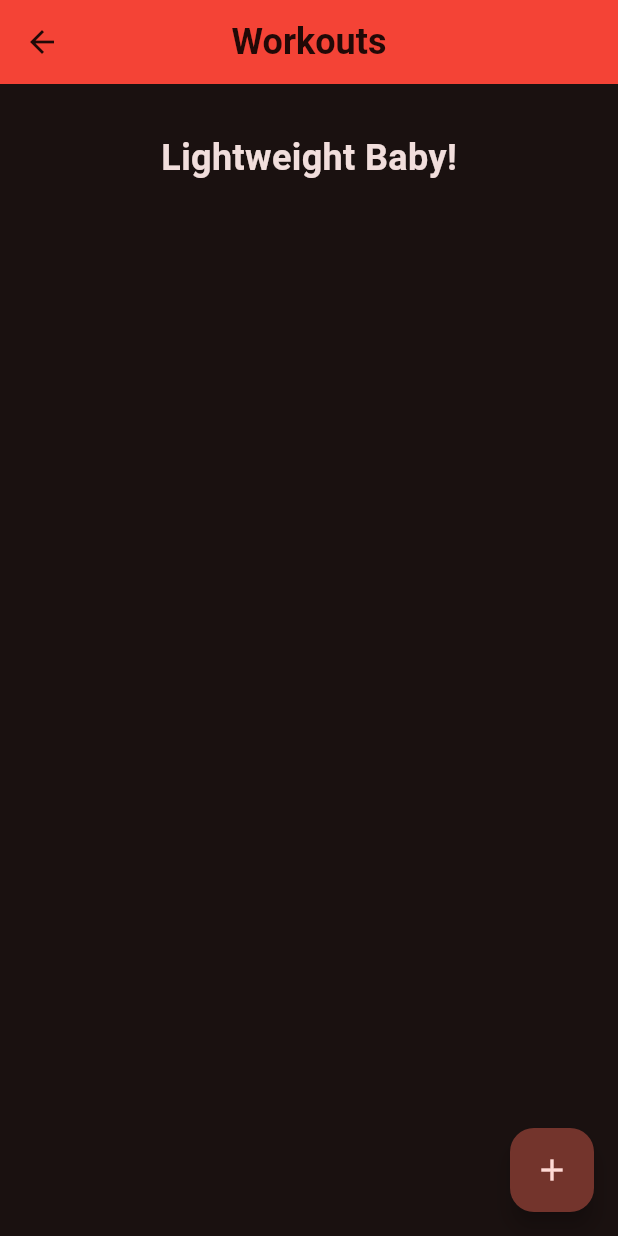
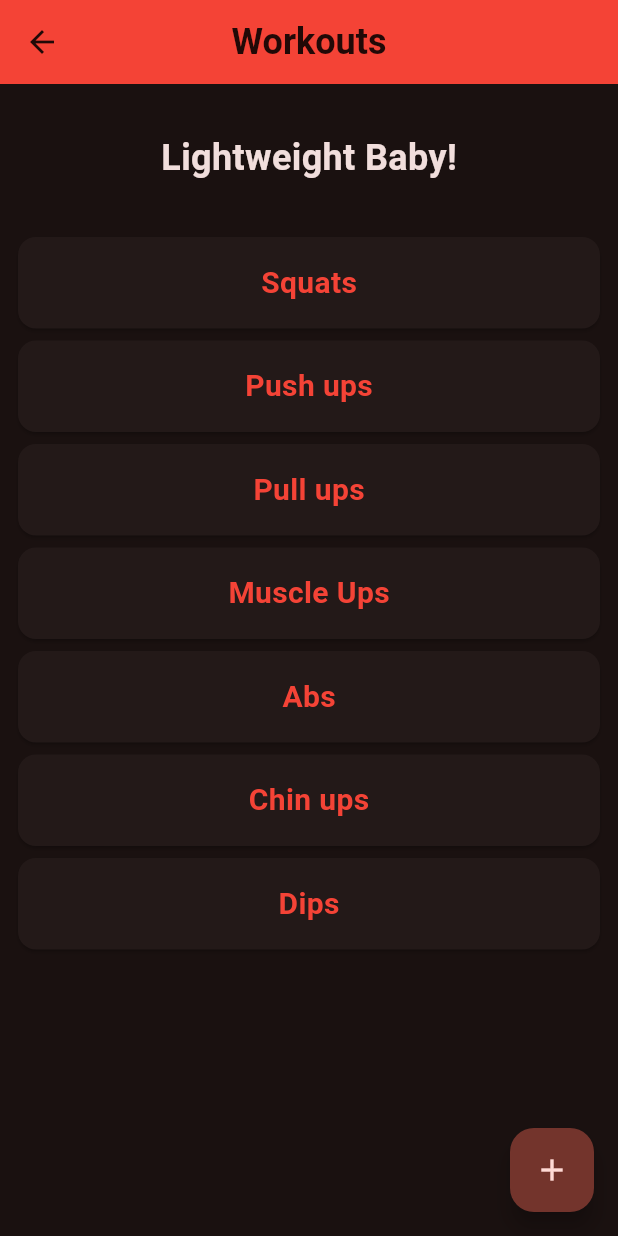
Before and after one commit to StevePires/rc_workouts, a Flutter app: the HomePage screen opened by its route, after a tap on "Workouts", on a phone screen of 412 x 824 dp. Run offline on Flutter 3.47's test engine with Material 3 defaults, Android fonts, the phone set to English and light mode, and no system bars; our stand-ins replace skeletonizer, table_calendar, video_player.

Commit message:
✨ Upgrade + Workout History, Portrait on fs back

```diff
--- a/lib/pages/home_page.dart
+++ b/lib/pages/home_page.dart
@@ -45,6 +45,11 @@ class _HomePageState extends State<HomePage> {
                   icon: Icons.military_tech,
                   routeName: MainRoutes.sallyUp,
                 ),
+                HomeCard(
+                  title: 'My History',
+                  icon: Icons.calendar_today,
+                  routeName: MainRoutes.calendar,
+                ),
               ],
             ),
           ),
--- a/lib/pages/workouts_page.dart
+++ b/lib/pages/workouts_page.dart
@@ -1,5 +1,6 @@
 import 'package:flutter/material.dart';
 import 'package:rc_workouts/widgets/my_app_bar.dart';
+import 'package:rc_workouts/widgets/workout_card.dart';
 
 class WorkoutsPage extends StatefulWidget {
   const WorkoutsPage({super.key});
@@ -46,31 +47,19 @@ class _WorkoutsPageState extends State<WorkoutsPage> {
   }
 
   List<Widget> getWorkouts() {
-    return <Widget>[
-      // const WorkoutCard(
-      //   title: 'Workout 1',
-      //   duration: Duration(minutes: 1),
-      // ),
-      // const SizedBox(height: 8),
-      // const WorkoutCard(
-      //   title: 'Workout 2',
-      //   duration: Duration(minutes: 1, seconds: 30),
-      // ),
-      // const SizedBox(height: 8),
-      // const WorkoutCard(
-      //   title: 'Workout 3',
-      //   duration: Duration(minutes: 2),
-      // ),
-      // const SizedBox(height: 8),
-      // const WorkoutCard(
-      //   title: 'Workout 4',
-      //   duration: Duration(minutes: 2, seconds: 30),
-      // ),
-      // const SizedBox(height: 8),
-      // const WorkoutCard(
-      //   title: 'Workout 5',
-      //   duration: Duration(minutes: 3),
-      // ),
+    const workoutList = [
+      'Squats',
+      'Push ups',
+      'Pull ups',
+      'Muscle Ups',
+      'Abs',
+      'Chin ups',
+      'Dips'
     ];
+    return List.from(workoutList).map((workout) {
+      return WorkoutCard(
+        title: workout,
+      );
+    }).toList();
   }
 }
--- a/lib/routes/main_routes.dart
+++ b/lib/routes/main_routes.dart
@@ -1,3 +1,5 @@
+import 'package:flutter/material.dart';
+import 'package:rc_workouts/pages/calendar_page.dart';
 import 'package:rc_workouts/pages/home_page.dart';
 import 'package:rc_workouts/pages/sally_up_page.dart';
 import 'package:rc_workouts/pages/timers_page.dart';
@@ -7,12 +9,16 @@ class MainRoutes {
   static const String home = '/home';
   static const String timers = '/timers';
   static const String workouts = '/workouts';
-  static const String sallyUp = '/sally_up';
+  static const String sallyUp = '/sallyUp';
+  static const String calendar = '/calendar'; // Nouvelle route
 
-  static final routes = {
-    home: (context) => const HomePage(),
-    timers: (context) => const TimersPage(),
-    workouts: (context) => const WorkoutsPage(),
-    sallyUp: (context) => const SallyUpPage(),
-  };
+  static Map<String, WidgetBuilder> get routes {
+    return {
+      home: (context) => const HomePage(),
+      timers: (context) => const TimersPage(),
+      workouts: (context) => const WorkoutsPage(),
+      sallyUp: (context) => const SallyUpPage(),
+      calendar: (context) => const CalendarPage(), // Nouvelle route
+    };
+  }
 }
--- /dev/null
+++ b/lib/widgets/workout_card.dart
@@ -0,0 +1,42 @@
+import 'package:flutter/material.dart';
+
+class WorkoutCard extends StatefulWidget {
+  final String title;
+
+  const WorkoutCard({super.key, required this.title});
+
+  @override
+  State<WorkoutCard> createState() => _WorkoutCardState();
+}
+
+class _WorkoutCardState extends State<WorkoutCard> {
+  @override
+  Widget build(BuildContext context) {
+    return GestureDetector(
+      onTap: () {
+        // TODO: Implement the onTap functionality (add an history entry)
+      },
+      child: Card(
+        child: Row(
+          children: [
+            Expanded(
+              child: Center(
+                child: Padding(
+                  padding: const EdgeInsets.all(16.0),
+                  child: Text(
+                    widget.title,
+                    style: const TextStyle(
+                      fontWeight: FontWeight.w700,
+                      fontSize: 20,
+                      color: Colors.red,
+                    ),
+                  ),
+                ),
+              ),
+            ),
+          ],
+        ),
+      ),
+    );
+  }
+}
--- a/pubspec.yaml
+++ b/pubspec.yaml
@@ -36,6 +36,7 @@ dependencies:
   cupertino_icons: ^1.0.2
   skeletonizer: ^1.0.1
   video_player: ^2.7.2
+  table_calendar: ^3.1.3
 
 dev_dependencies:
   flutter_test:
@@ -46,7 +47,7 @@ dev_dependencies:
   # activated in the `analysis_options.yaml` file located at the root of your
   # package. See that file for information about deactivating specific lint
   # rules and activating additional ones.
-  flutter_lints: ^2.0.0
+  flutter_lints: ^5.0.0
 
 # For information on the generic Dart part of this file, see the
 # following page: https://dart.dev/tools/pub/pubspec
```
Also changed, not shown: lib/pages/calendar_page.dart (added, +103 -0 lines), lib/pages/sally_up_fs_page.dart (+19 -8 lines), lib/pages/sally_up_page.dart (+49 -0 lines), lib/widgets/video_player_controls.dart (+1 -6 lines), pubspec.lock, 7 other files.
